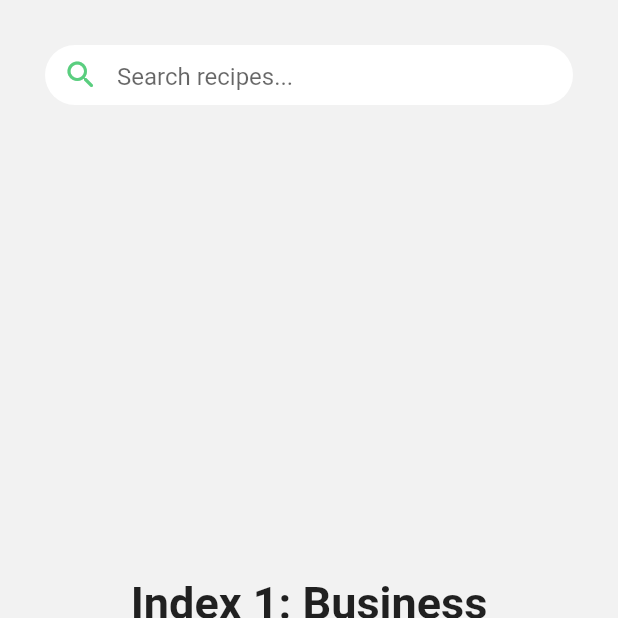
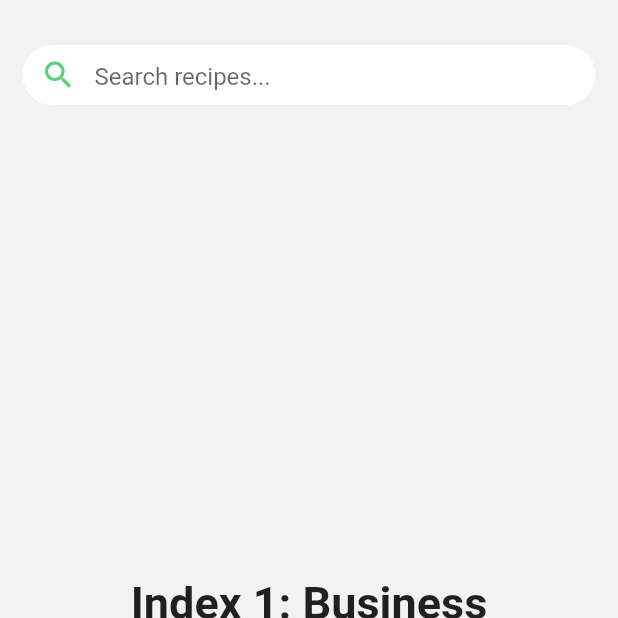
Before and after one commit to MariamElZaatari/ButlerChef, a Flutter app: the HomeScreen screen opened directly, item 2 of the bottom bar chosen, on a phone screen of 412 x 824 dp, the top half of it. Run offline on Flutter 3.47's test engine with Material 2 defaults, Android fonts, the phone set to English and light mode, and no system bars; our stand-ins replace font_awesome_flutter; statements that could not run were skipped.

Commit message:
Left/Right Margin in BodyWidget Removed

```diff
--- a/butlerchef_frontend/lib/widgets/body_widget.dart
+++ b/butlerchef_frontend/lib/widgets/body_widget.dart
@@ -15,7 +15,7 @@ class BodyWidget extends StatelessWidget {
   @override
   Widget build(BuildContext context) {
     return Container(
-      margin: EdgeInsets.fromLTRB(15, 30, 15, 15),
+      margin: EdgeInsets.fromLTRB(0, 30, 0, 15),
       child: Column(
 //        crossAxisAlignment: CrossAxisAlignment.start,
 //        mainAxisAlignment: MainAxisAlignment.center,
```
